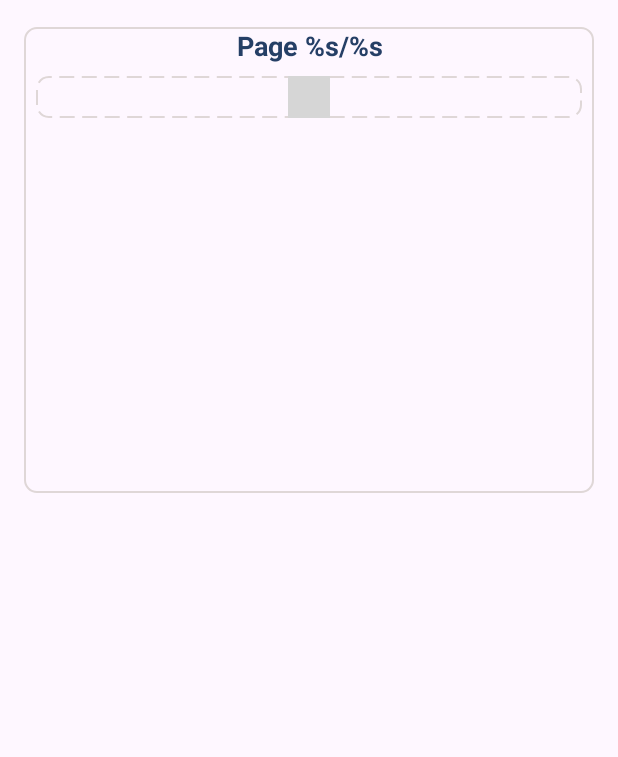
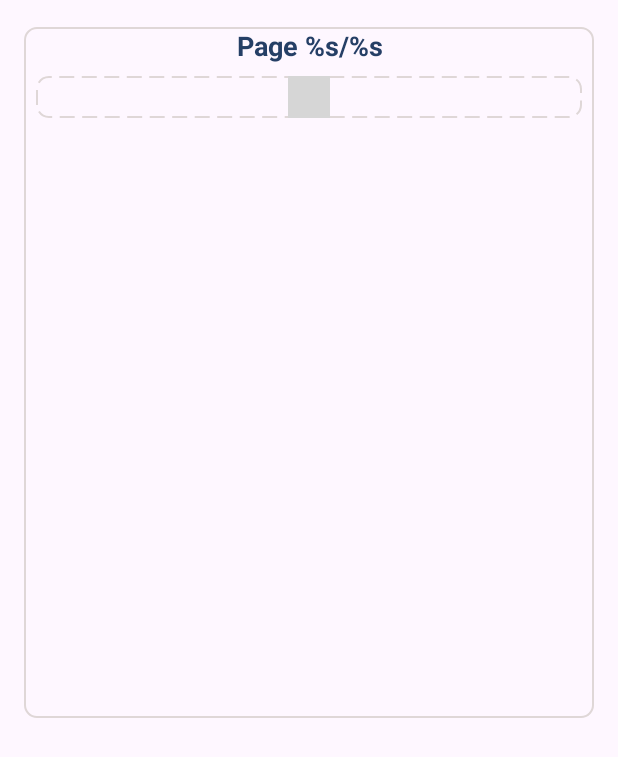
Before and after one commit to baovkb/Remote_MM, an Android app: the layout profile_page_item.xml on its own in the app's theme, with its tools: preview values and no code run, on a phone screen of 412 x 824 dp. Shown: the top 757 px of the screen. Run offline under Robolectric (Android 15) with nearby library versions, the phone set to English and light mode, and no system bars; grey boxes are pictures that could not be loaded.

Commit message:
increase profile page default height

```diff
--- a/app/src/main/res/layout/profile_page_item.xml
+++ b/app/src/main/res/layout/profile_page_item.xml
@@ -47,7 +47,7 @@
             android:id="@+id/module_list"
             android:layout_width="0dp"
             android:layout_height="wrap_content"
-            android:minHeight="250dp"
+            android:minHeight="400dp"
             app:layout_constraintEnd_toEndOf="parent"
             app:layout_constraintTop_toBottomOf="@id/add_btn"
             app:layout_constraintStart_toStartOf="parent" />
```
